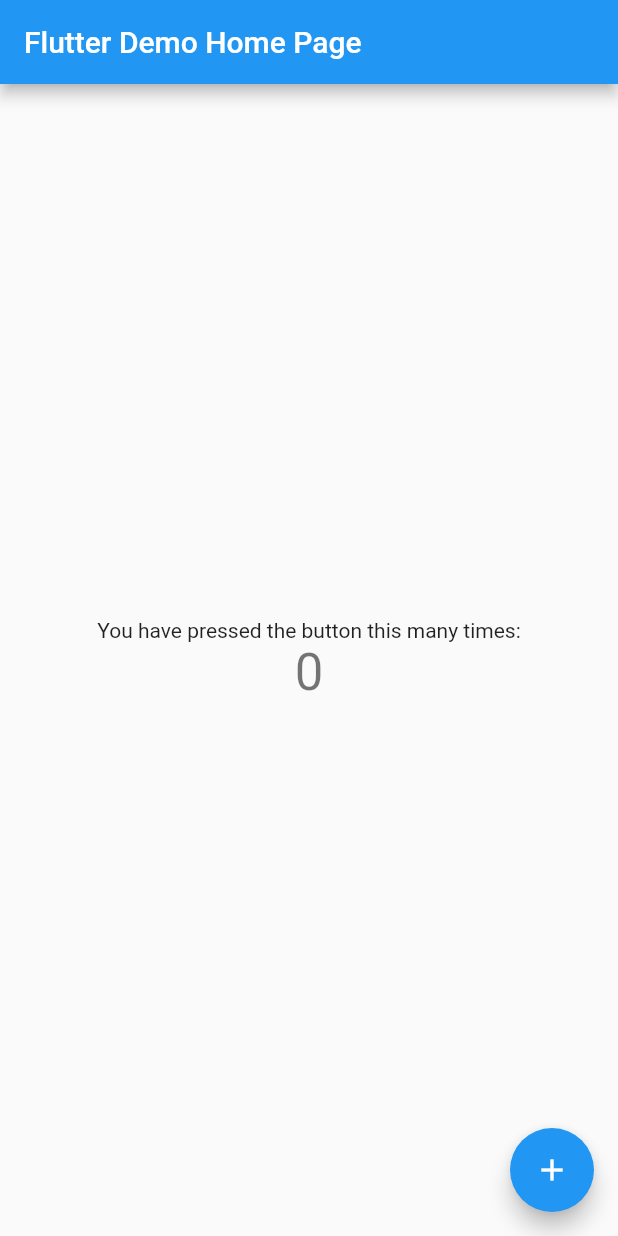
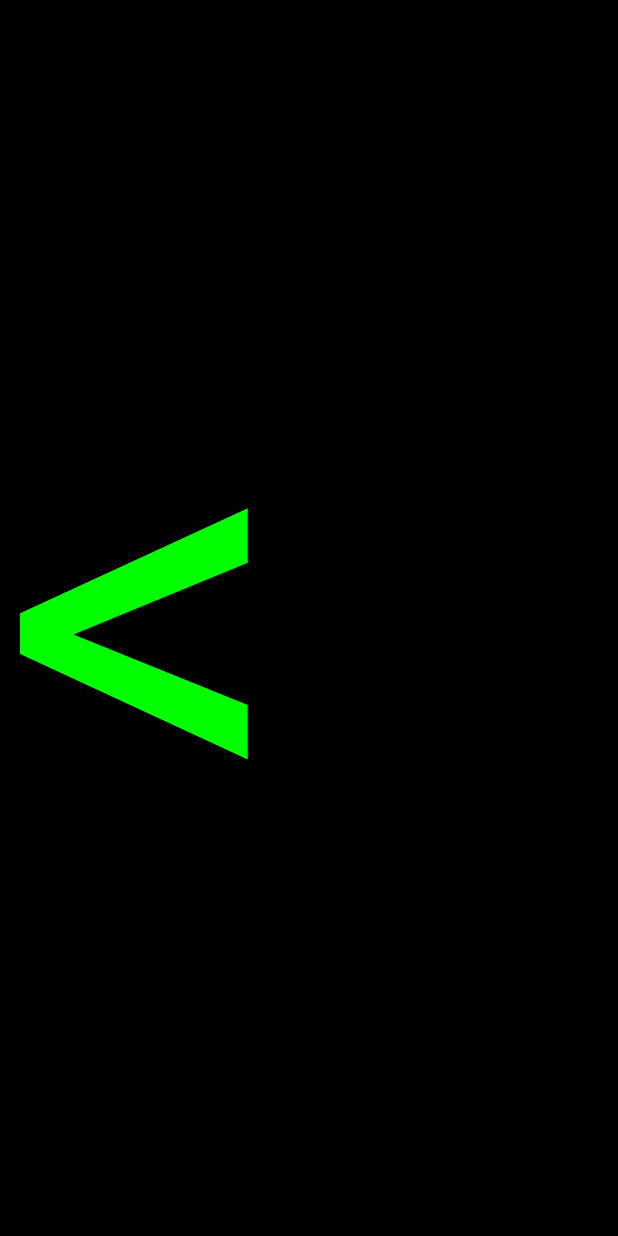
Before and after one commit to blackwatertepes/turn_signal, a Flutter app: the screen it shows after launch, on a phone screen of 412 x 824 dp. Run offline on Flutter 3.47's test engine with Material 2 defaults, Android fonts, the phone set to English and light mode, and no system bars; our stand-ins replace animated_text_kit; Roboto replaces fonts that are missing (Bobbers).

Commit message:
use a text animation library to get something close to what im after

```diff
--- a/lib/HomePage.dart
+++ b/lib/HomePage.dart
@@ -1,86 +1,28 @@
 import 'package:flutter/material.dart';
+import 'package:animated_text_kit/animated_text_kit.dart';
 
-class MyHomePage extends StatefulWidget {
-  MyHomePage({Key key, this.title}) : super(key: key);
-
-  // This widget is the home page of your application. It is stateful, meaning
-  // that it has a State object (defined below) that contains fields that affect
-  // how it looks.
-
-  // This class is the configuration for the state. It holds the values (in this
-  // case the title) provided by the parent (in this case the App widget) and
-  // used by the build method of the State. Fields in a Widget subclass are
-  // always marked "final".
-
-  final String title;
-
-  @override
-  _MyHomePageState createState() => _MyHomePageState();
-}
-
-class _MyHomePageState extends State<MyHomePage> {
-  int _counter = 0;
-
-  void _incrementCounter() {
-    setState(() {
-      // This call to setState tells the Flutter framework that something has
-      // changed in this State, which causes it to rerun the build method below
-      // so that the display can reflect the updated values. If we changed
-      // _counter without calling setState(), then the build method would not be
-      // called again, and so nothing would appear to happen.
-      _counter++;
-    });
-  }
+class MyHomePage extends StatelessWidget {
 
   @override
   Widget build(BuildContext context) {
-    // This method is rerun every time setState is called, for instance as done
-    // by the _incrementCounter method above.
-    //
-    // The Flutter framework has been optimized to make rerunning build methods
-    // fast, so that you can just rebuild anything that needs updating rather
-    // than having to individually change instances of widgets.
     return Scaffold(
-      appBar: AppBar(
-        // Here we take the value from the MyHomePage object that was created by
-        // the App.build method, and use it to set our appbar title.
-        title: Text(widget.title),
-      ),
+      backgroundColor: Color(0xFF000000),
       body: Center(
-        // Center is a layout widget. It takes a single child and positions it
-        // in the middle of the parent.
-        child: Column(
-          // Column is also a layout widget. It takes a list of children and
-          // arranges them vertically. By default, it sizes itself to fit its
-          // children horizontally, and tries to be as tall as its parent.
-          //
-          // Invoke "debug painting" (press "p" in the console, choose the
-          // "Toggle Debug Paint" action from the Flutter Inspector in Android
-          // Studio, or the "Toggle Debug Paint" command in Visual Studio Code)
-          // to see the wireframe for each widget.
-          //
-          // Column has various properties to control how it sizes itself and
-          // how it positions its children. Here we use mainAxisAlignment to
-          // center the children vertically; the main axis here is the vertical
-          // axis because Columns are vertical (the cross axis would be
-          // horizontal).
-          mainAxisAlignment: MainAxisAlignment.center,
-          children: <Widget>[
-            Text(
-              'You have pressed the button this many times:',
+        child: SizedBox(
+          child: TyperAnimatedTextKit(
+            text: [
+              "<     ",
+            ],
+            textStyle: TextStyle(
+              color: Color(0xFF00FF00),
+              fontSize: 380.0,
+              fontFamily: "Bobbers",
             ),
-            Text(
-              '$_counter',
-              style: Theme.of(context).textTheme.headline4,
-            ),
-          ],
+            textAlign: TextAlign.start,
+            alignment: AlignmentDirectional.topStart // or Alignment.topLeft
+          ),
         ),
       ),
-      floatingActionButton: FloatingActionButton(
-        onPressed: _incrementCounter,
-        tooltip: 'Increment',
-        child: Icon(Icons.add),
-      ), // This trailing comma makes auto-formatting nicer for build methods.
     );
   }
 }
--- a/lib/main.dart
+++ b/lib/main.dart
@@ -11,7 +11,7 @@
   @override
   Widget build(BuildContext context) {
     return MaterialApp(
-      title: 'Flutter Demo',
+      title: 'Turn Signal',
       theme: ThemeData(
         // This is the theme of your application.
         //
@@ -24,7 +24,7 @@
         // is not restarted.
         primarySwatch: Colors.blue,
       ),
-      home: MyHomePage(title: 'Flutter Demo Home Page'),
+      home: MyHomePage(),
     );
   }
 }
```
Also changed, not shown: pubspec.yaml (+1 -6 lines), pubspec.lock.
